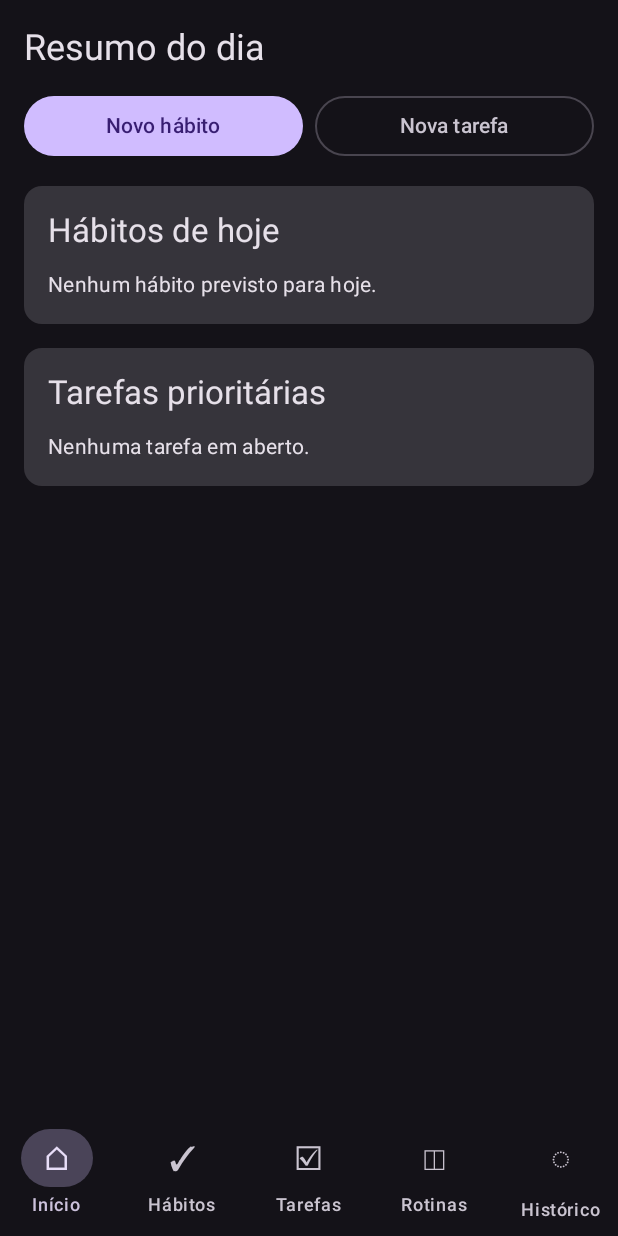
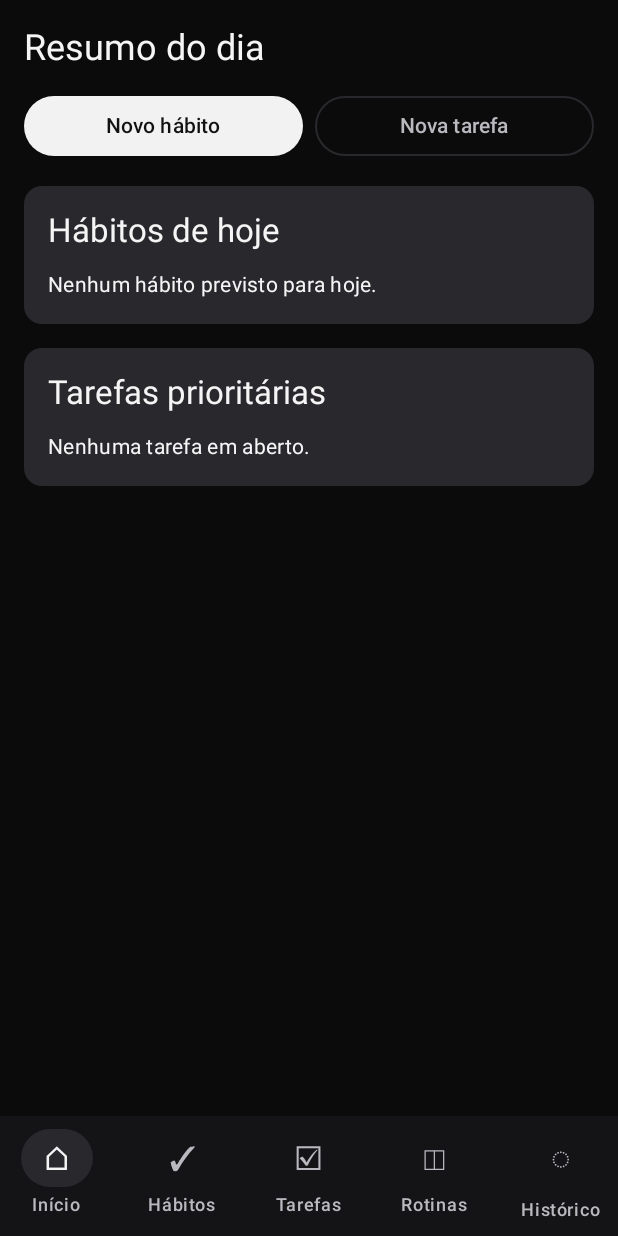
Before and after one commit to dvsalvaya/EGO-Mobile, an Android app built with Jetpack Compose: the screen it shows after launch (MainActivity), on a phone screen of 412 x 824 dp. Run offline under Robolectric (Android 15) with nearby library versions, the phone set to English and light mode, and no system bars; our stand-ins replace Room's generated code.

Commit message:
feat(ui): implement TASK-01 dark monochrome theme and contrast tokens

```diff
--- a/app/src/main/java/com/ego/mobile/app/EgoApp.kt
+++ b/app/src/main/java/com/ego/mobile/app/EgoApp.kt
@@ -1,16 +1,16 @@
 package com.ego.mobile.app
 
+import androidx.compose.foundation.layout.fillMaxSize
 import androidx.compose.material3.MaterialTheme
 import androidx.compose.material3.Surface
-import androidx.compose.material3.darkColorScheme
 import androidx.compose.runtime.Composable
 import androidx.compose.ui.Modifier
-import androidx.compose.foundation.layout.fillMaxSize
 import com.ego.mobile.app.navigation.AppNavigation
+import com.ego.mobile.core.ui.theme.EgoTheme
 
 @Composable
 fun EgoApp() {
-    MaterialTheme(colorScheme = darkColorScheme()) {
+    EgoTheme {
         Surface(
             modifier = Modifier.fillMaxSize(),
             color = MaterialTheme.colorScheme.background,
--- /dev/null
+++ b/app/src/main/java/com/ego/mobile/core/ui/theme/Color.kt
@@ -0,0 +1,37 @@
+package com.ego.mobile.core.ui.theme
+
+import androidx.compose.ui.graphics.Color
+
+/**
+ * Design tokens de cores para a Fase 9 — Monocromático Escuro.
+ * Conforme especificado em docs/specs/fase-9-ui-ux-identidade-visual/spec.md (Seção 6.1).
+ */
+object EgoColors {
+    // Paleta principal monocromática
+    val background = Color(0xFF0B0B0C)
+    val surface = Color(0xFF141416)
+    val surfaceContainer = Color(0xFF1D1D20)
+    val surfaceVariant = Color(0xFF29292D)
+    val outline = Color(0xFF414146)
+    val onBackground = Color(0xFFF5F5F5)
+    val onSurface = Color(0xFFF5F5F5)
+    val onSurfaceVariant = Color(0xFFB9B9BF)
+    val primary = Color(0xFFF2F2F2)
+    val onPrimary = Color(0xFF111111)
+    val primaryContainer = Color(0xFF333337)
+    val onPrimaryContainer = Color(0xFFF5F5F5)
+
+    // Cores semânticas de erro e atraso
+    val error = Color(0xFFFF8A80)
+    val errorContainer = Color(0xFF5A1B1B)
+    val onErrorContainer = Color(0xFFFFDAD6)
+
+    // Cores semânticas para a grade de consistência/hábitos (Seção 8.1)
+    object HabitGrid {
+        val noForecast = Color(0xFF29292D)
+        val zeroPercent = Color(0xFFFF8A80)
+        val lowProgress = Color(0xFFFFB74D) // > 0% e < 50%
+        val mediumProgress = Color(0xFF43A047) // >= 50% e < 100%
+        val fullProgress = Color(0xFF81C784) // 100%
+    }
+}
--- /dev/null
+++ b/app/src/main/java/com/ego/mobile/core/ui/theme/Shape.kt
@@ -0,0 +1,22 @@
+package com.ego.mobile.core.ui.theme
+
+import androidx.compose.foundation.shape.RoundedCornerShape
+import androidx.compose.material3.Shapes
+import androidx.compose.ui.unit.dp
+
+/**
+ * Design tokens de formas e raios para a Fase 9.
+ * Conforme especificado em docs/specs/fase-9-ui-ux-identidade-visual/spec.md (Seção 6.3).
+ */
+object EgoShape {
+    val control = 12.dp // controles e elementos compactos
+    val surface = 16.dp // superfícies e Bottom Sheets
+    val pill = 999.dp   // pills reservadas a chips e badges
+}
+
+val EgoShapes = Shapes(
+    small = RoundedCornerShape(EgoShape.control),
+    medium = RoundedCornerShape(EgoShape.control),
+    large = RoundedCornerShape(EgoShape.surface),
+    extraLarge = RoundedCornerShape(EgoShape.surface),
+)
--- /dev/null
+++ b/app/src/main/java/com/ego/mobile/core/ui/theme/Theme.kt
@@ -0,0 +1,59 @@
+package com.ego.mobile.core.ui.theme
+
+import androidx.compose.material3.ColorScheme
+import androidx.compose.material3.MaterialTheme
+import androidx.compose.material3.darkColorScheme
+import androidx.compose.runtime.Composable
+
+/**
+ * Mapeamento dos tokens monocromáticos escuros para o ColorScheme do Material 3.
+ * Conforme especificado em docs/specs/fase-9-ui-ux-identidade-visual/spec.md (Seção 6.1).
+ */
+fun egoDarkColorScheme(): ColorScheme = darkColorScheme(
+    primary = EgoColors.primary,
+    onPrimary = EgoColors.onPrimary,
+    primaryContainer = EgoColors.primaryContainer,
+    onPrimaryContainer = EgoColors.onPrimaryContainer,
+    inversePrimary = EgoColors.primaryContainer,
+    secondary = EgoColors.onSurfaceVariant,
+    onSecondary = EgoColors.surface,
+    secondaryContainer = EgoColors.surfaceVariant,
+    onSecondaryContainer = EgoColors.onSurface,
+    tertiary = EgoColors.onSurfaceVariant,
+    onTertiary = EgoColors.surface,
+    tertiaryContainer = EgoColors.primaryContainer,
+    onTertiaryContainer = EgoColors.onPrimaryContainer,
+    background = EgoColors.background,
+    onBackground = EgoColors.onBackground,
+    surface = EgoColors.surface,
+    onSurface = EgoColors.onSurface,
+    surfaceVariant = EgoColors.surfaceVariant,
+    onSurfaceVariant = EgoColors.onSurfaceVariant,
+    surfaceContainer = EgoColors.surfaceContainer,
+    surfaceContainerLowest = EgoColors.background,
+    surfaceContainerLow = EgoColors.surface,
+    surfaceContainerHigh = EgoColors.surfaceVariant,
+    surfaceContainerHighest = EgoColors.surfaceVariant,
+    surfaceDim = EgoColors.surface,
+    surfaceBright = EgoColors.primaryContainer,
+    inverseSurface = EgoColors.onSurface,
+    inverseOnSurface = EgoColors.surface,
+    outline = EgoColors.outline,
+    outlineVariant = EgoColors.surfaceVariant,
+    error = EgoColors.error,
+    onError = EgoColors.onPrimary,
+    errorContainer = EgoColors.errorContainer,
+    onErrorContainer = EgoColors.onErrorContainer,
+)
+
+@Composable
+fun EgoTheme(
+    content: @Composable () -> Unit
+) {
+    MaterialTheme(
+        colorScheme = egoDarkColorScheme(),
+        shapes = EgoShapes,
+        typography = EgoTypography,
+        content = content
+    )
+}
--- /dev/null
+++ b/app/src/main/java/com/ego/mobile/core/ui/theme/Typography.kt
@@ -0,0 +1,9 @@
+package com.ego.mobile.core.ui.theme
+
+import androidx.compose.material3.Typography
+
+/**
+ * Tipografia para a Fase 9.
+ * Utiliza a escala Material 3 padrão conforme spec.md (Seção 6.2).
+ */
+val EgoTypography = Typography()
```
Also changed, not shown: app/src/main/java/com/ego/mobile/app/theme/Colors.kt (+3 -20 lines), app/src/main/java/com/ego/mobile/app/theme/Shape.kt (+3 -7 lines), app/src/main/java/com/ego/mobile/app/theme/Spacing.kt (+3 -11 lines), app/src/main/java/com/ego/mobile/app/theme/Typography.kt (+4 -4 lines), app/src/main/java/com/ego/mobile/core/ui/theme/Spacing.kt (added, +17 -0 lines), app/src/main/java/com/ego/mobile/feature/common/PlaceholderScreen.kt (+7 -6 lines), 3 other files.
